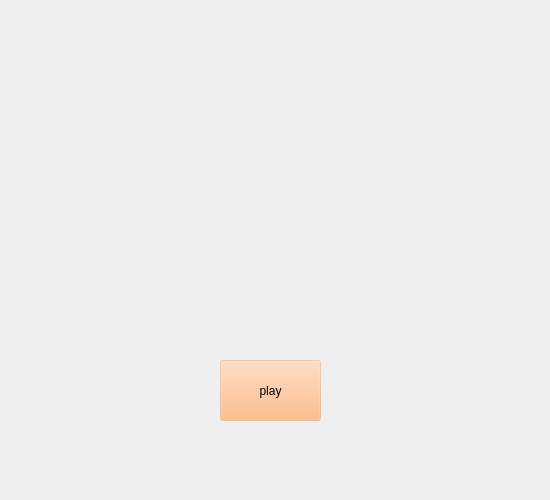
Old version of the form angrybird/checkpage.ui in the repository kirin111697/pd2-Angrybird.
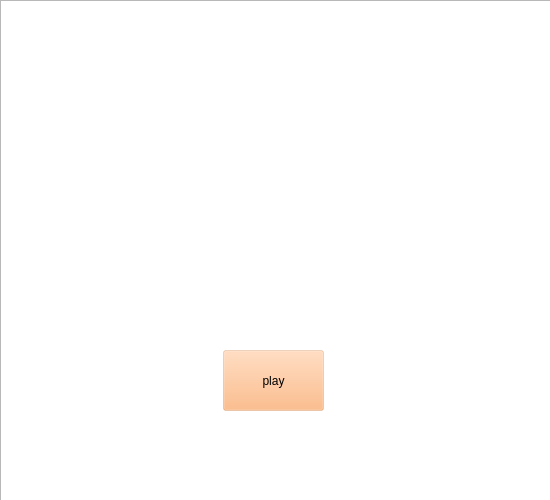
New version of the form. Icons and pictures are not drawn.

What changed in the file:
```diff
--- a/angrybird/checkpage.ui
+++ b/angrybird/checkpage.ui
@@ -19,8 +19,8 @@
   <widget class="QPushButton" name="PushBotton">
    <property name="geometry">
     <rect>
-     <x>220</x>
-     <y>360</y>
+     <x>223</x>
+     <y>350</y>
      <width>101</width>
      <height>61</height>
     </rect>
@@ -33,6 +33,18 @@
     <string>play</string>
    </property>
   </widget>
+  <widget class="QGraphicsView" name="graphicsView">
+   <property name="geometry">
+    <rect>
+     <x>0</x>
+     <y>0</y>
+     <width>551</width>
+     <height>501</height>
+    </rect>
+   </property>
+  </widget>
+  <zorder>graphicsView</zorder>
+  <zorder>PushBotton</zorder>
  </widget>
  <resources/>
  <connections/>
```
